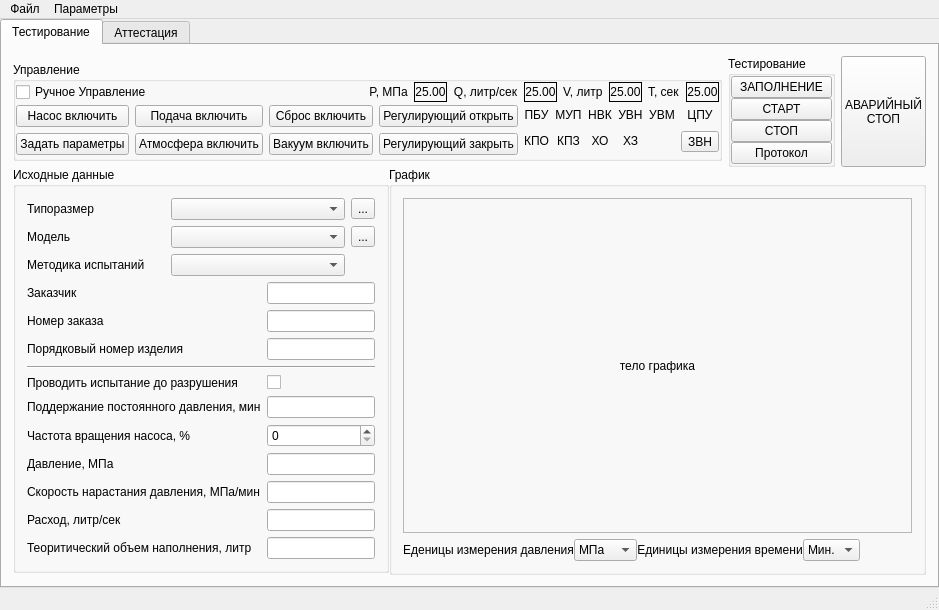
Before: the Qt Designer form main_window.ui in firef0xff/ttm25, drawn with Qt 5.
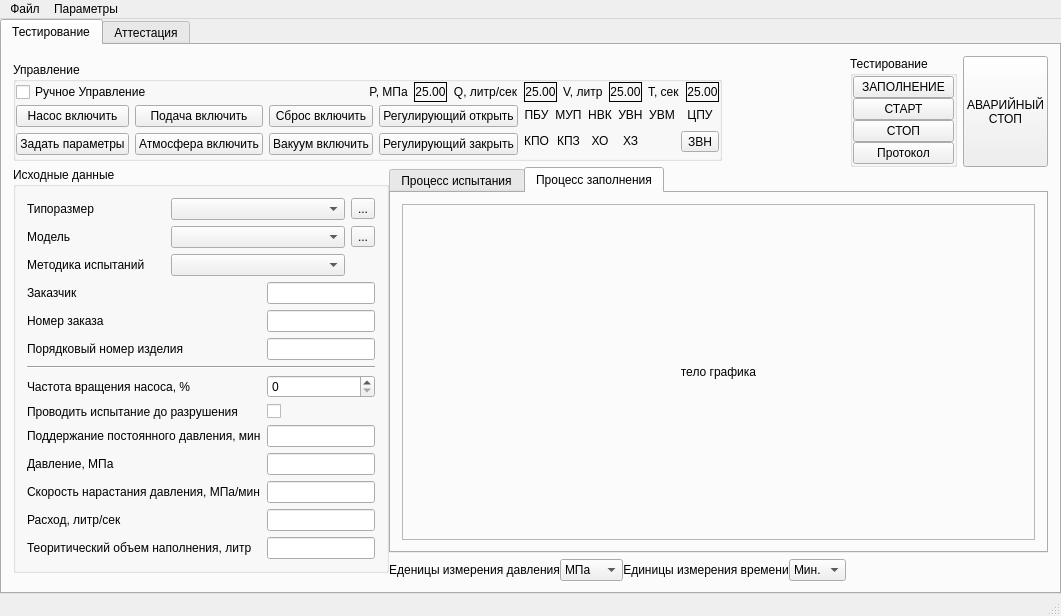
After: the same form once the commit is applied. The open tabs and pages were chosen to show the change.

Commit message:
Модификация графиков, правка интерфейса
1ч

The edit to the form file:
```diff
--- a/main_window.ui
+++ b/main_window.ui
@@ -9,8 +9,8 @@
    <rect>
     <x>0</x>
     <y>0</y>
-    <width>864</width>
-    <height>574</height>
+    <width>1061</width>
+    <height>616</height>
    </rect>
   </property>
   <property name="windowTitle">
@@ -733,6 +733,9 @@
             <property name="topMargin">
              <number>0</number>
             </property>
+            <property name="bottomMargin">
+             <number>0</number>
+            </property>
             <item>
              <layout class="QVBoxLayout" name="verticalLayout_2">
               <property name="spacing">
@@ -831,6 +834,16 @@
                  </item>
                  <item row="4" column="0" colspan="4">
                   <layout class="QGridLayout" name="gridLayout_6">
+                   <item row="6" column="1">
+                    <widget class="QSpinBox" name="eFRP">
+                     <property name="maximum">
+                      <number>100</number>
+                     </property>
+                    </widget>
+                   </item>
+                   <item row="15" column="1">
+                    <widget class="QLineEdit" name="eTFV"/>
+                   </item>
                    <item row="0" column="1">
                     <widget class="QLineEdit" name="eCustomer">
                      <property name="enabled">
@@ -854,14 +867,14 @@
                      </property>
                     </widget>
                    </item>
-                   <item row="7" column="0">
+                   <item row="9" column="0">
                     <widget class="QLabel" name="lConstPressureTime">
                      <property name="text">
                       <string>Поддержание постоянного давления, мин</string>
                      </property>
                     </widget>
                    </item>
-                   <item row="10" column="0">
+                   <item row="12" column="0">
                     <widget class="QLabel" name="lPressure_2">
                      <property name="text">
                       <string>Давление, МПа</string>
@@ -881,40 +894,23 @@
                      </property>
                     </widget>
                    </item>
-                   <item row="9" column="0">
-                    <widget class="QLabel" name="lFRP">
-                     <property name="text">
-                      <string>Частота вращения насоса, %</string>
-                     </property>
-                    </widget>
-                   </item>
-                   <item row="12" column="1">
+                   <item row="14" column="1">
                     <widget class="QLineEdit" name="eExpenditure"/>
                    </item>
-                   <item row="13" column="1">
-                    <widget class="QLineEdit" name="eTFV"/>
-                   </item>
-                   <item row="5" column="0">
-                    <widget class="QLabel" name="lBreakPressure">
-                     <property name="text">
-                      <string>Проводить испытание до разрушения</string>
-                     </property>
-                    </widget>
-                   </item>
-                   <item row="11" column="0">
-                    <widget class="QLabel" name="lPressureSpeed">
-                     <property name="text">
-                      <string>Скорость нарастания давления, МПа/мин</string>
-                     </property>
-                    </widget>
-                   </item>
-                   <item row="5" column="1">
+                   <item row="7" column="1">
                     <widget class="QCheckBox" name="eBreakPressure">
                      <property name="text">
                       <string/>
                      </property>
                     </widget>
                    </item>
+                   <item row="7" column="0">
+                    <widget class="QLabel" name="lBreakPressure">
+                     <property name="text">
+                      <string>Проводить испытание до разрушения</string>
+                     </property>
+                    </widget>
+                   </item>
                    <item row="2" column="1" rowspan="2">
                     <widget class="QLineEdit" name="eSerialNumber">
                      <property name="sizePolicy">
@@ -925,6 +921,13 @@
                      </property>
                     </widget>
                    </item>
+                   <item row="13" column="0">
+                    <widget class="QLabel" name="lPressureSpeed">
+                     <property name="text">
+                      <string>Скорость нарастания давления, МПа/мин</string>
+                     </property>
+                    </widget>
+                   </item>
                    <item row="1" column="0">
                     <widget class="QLabel" name="lOrderNumber">
                      <property name="enabled">
@@ -938,6 +941,9 @@
                      </property>
                     </widget>
                    </item>
+                   <item row="13" column="1">
+                    <widget class="QLineEdit" name="ePressureSpeed"/>
+                   </item>
                    <item row="2" column="0" rowspan="2">
                     <widget class="QLabel" name="lSerialNumber">
                      <property name="frameShadow">
@@ -948,20 +954,13 @@
                      </property>
                     </widget>
                    </item>
-                   <item row="9" column="1">
-                    <widget class="QSpinBox" name="eFRP">
-                     <property name="maximum">
-                      <number>100</number>
-                     </property>
-                    </widget>
-                   </item>
-                   <item row="11" column="1">
-                    <widget class="QLineEdit" name="ePressureSpeed"/>
-                   </item>
-                   <item row="10" column="1">
+                   <item row="12" column="1">
                     <widget class="QLineEdit" name="ePressure"/>
                    </item>
-                   <item row="13" column="0">
+                   <item row="9" column="1">
+                    <widget class="QLineEdit" name="eConstPressureTime"/>
+                   </item>
+                   <item row="15" column="0">
                     <widget class="QLabel" name="lTFV">
                      <property name="frameShape">
                       <enum>QFrame::NoFrame</enum>
@@ -971,16 +970,6 @@
                      </property>
                     </widget>
                    </item>
-                   <item row="7" column="1">
-                    <widget class="QLineEdit" name="eConstPressureTime"/>
-                   </item>
-                   <item row="12" column="0">
-                    <widget class="QLabel" name="lExpenditure_2">
-                     <property name="text">
-                      <string>Расход, литр/сек</string>
-                     </property>
-                    </widget>
-                   </item>
                    <item row="4" column="0" colspan="2">
                     <widget class="Line" name="line">
                      <property name="orientation">
@@ -988,6 +977,20 @@
                      </property>
                     </widget>
                    </item>
+                   <item row="14" column="0">
+                    <widget class="QLabel" name="lExpenditure_2">
+                     <property name="text">
+                      <string>Расход, литр/сек</string>
+                     </property>
+                    </widget>
+                   </item>
+                   <item row="6" column="0">
+                    <widget class="QLabel" name="lFRP">
+                     <property name="text">
+                      <string>Частота вращения насоса, %</string>
+                     </property>
+                    </widget>
+                   </item>
                   </layout>
                  </item>
                 </layout>
@@ -1009,17 +1012,20 @@
              </layout>
             </item>
             <item>
-             <widget class="QGroupBox" name="ResultsData">
-              <property name="sizePolicy">
-               <sizepolicy hsizetype="Expanding" vsizetype="Expanding">
-                <horstretch>0</horstretch>
-                <verstretch>0</verstretch>
-               </sizepolicy>
+             <layout class="QVBoxLayout" name="verticalLayout_8">
+              <property name="topMargin">
+               <number>0</number>
               </property>
-              <property name="title">
-               <string>График</string>
-              </property>
-              <layout class="QVBoxLayout" name="verticalLayout">
+              <item>
+               <widget class="QTabWidget" name="ResultsGraph">
+                <property name="currentIndex">
+                 <number>0</number>
+                </property>
+                <widget class="QWidget" name="tab">
+                 <attribute name="title">
+                  <string>Процесс испытания</string>
+                 </attribute>
+                 <layout class="QHBoxLayout" name="horizontalLayout_11">
                <item>
                 <widget class="QLabel" name="Graph">
                  <property name="sizePolicy">
@@ -1045,6 +1051,42 @@
                  </property>
                 </widget>
                </item>
+                 </layout>
+                </widget>
+                <widget class="QWidget" name="tab_2">
+                 <attribute name="title">
+                  <string>Процесс заполнения</string>
+                 </attribute>
+                 <layout class="QHBoxLayout" name="horizontalLayout_12">
+                  <item>
+                   <widget class="QLabel" name="Graph_2">
+                    <property name="sizePolicy">
+                     <sizepolicy hsizetype="Expanding" vsizetype="Expanding">
+                      <horstretch>0</horstretch>
+                      <verstretch>0</verstretch>
+                     </sizepolicy>
+                    </property>
+                    <property name="autoFillBackground">
+                     <bool>false</bool>
+                    </property>
+                    <property name="frameShape">
+                     <enum>QFrame::StyledPanel</enum>
+                    </property>
+                    <property name="midLineWidth">
+                     <number>0</number>
+                    </property>
+                    <property name="text">
+                     <string>тело графика</string>
+                    </property>
+                    <property name="alignment">
+                     <set>Qt::AlignCenter</set>
+                    </property>
+                   </widget>
+                  </item>
+                 </layout>
+                </widget>
+               </widget>
+              </item>
                <item>
                 <layout class="QHBoxLayout" name="horizontalLayout_4">
                  <property name="spacing">
@@ -1129,7 +1171,6 @@
                 </layout>
                </item>
               </layout>
-             </widget>
             </item>
            </layout>
           </item>
@@ -1145,7 +1186,7 @@
         <item>
          <widget class="QTabWidget" name="tAttestaion">
           <property name="currentIndex">
-           <number>0</number>
+           <number>1</number>
           </property>
           <widget class="QWidget" name="tab_5">
            <attribute name="title">
@@ -1257,8 +1298,8 @@
     <rect>
      <x>0</x>
      <y>0</y>
-     <width>864</width>
-     <height>21</height>
+     <width>1061</width>
+     <height>19</height>
     </rect>
    </property>
    <widget class="QMenu" name="menu">
```
Lines whose indentation alone changed are shown as unchanged. The commit also changes 5 other files.
